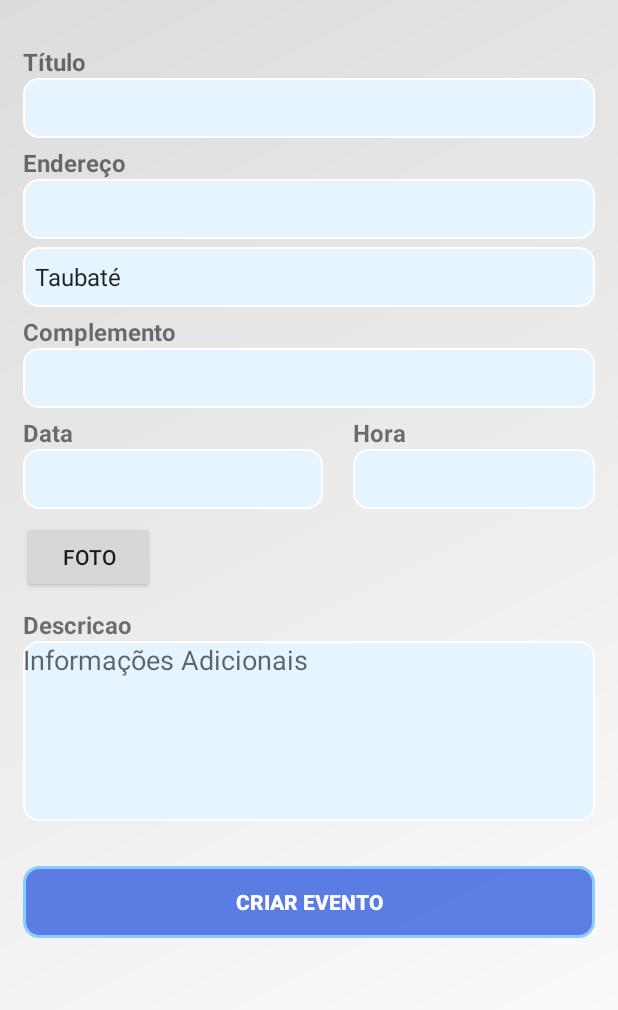
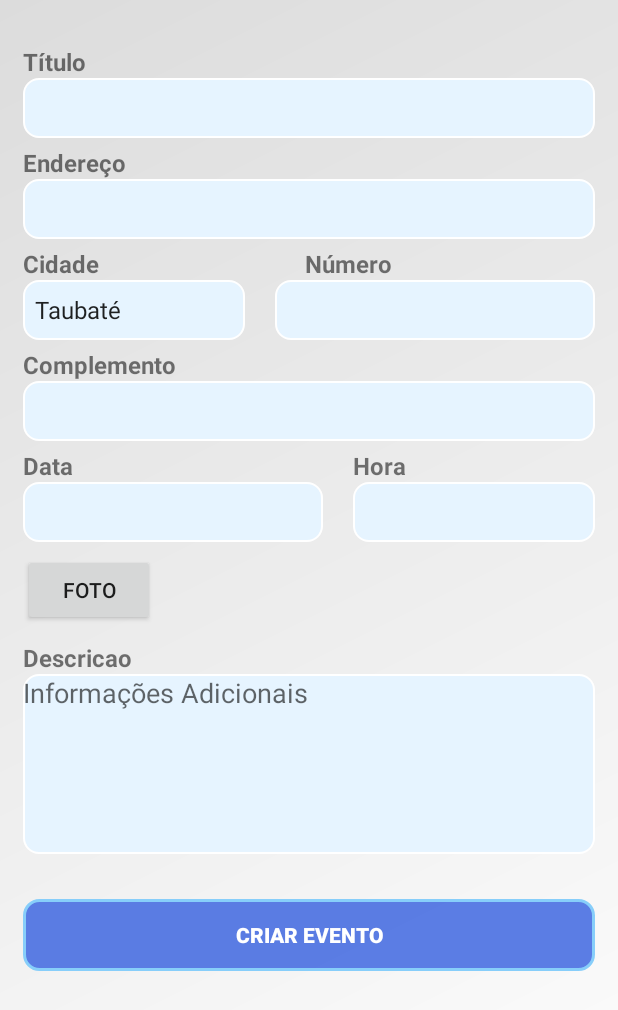
Before and after one commit to Chicarelli/Voluntariar, an Android app: the CriarEventoFisico screen opened directly, with no data from a screen before it, on a phone screen of 412 x 824 dp. Shown: the top 1010 px of the screen. Run offline under Robolectric (Android 15) with nearby library versions, the phone set to English and light mode, and no system bars; our stand-ins replace Firebase (no records; nobody signed in at launch, a user with empty details on screens opened directly); Roboto replaces fonts that are not available here.

Commit message:
Alterando layout da tela de criação de eventos. Ajeitando constraint

```diff
--- a/app/src/main/res/layout/activity_criar_evento_fisico.xml
+++ b/app/src/main/res/layout/activity_criar_evento_fisico.xml
@@ -123,9 +123,8 @@
         android:text="Número"
         android:textSize="16sp"
         android:textStyle="bold"
-        app:layout_constraintEnd_toEndOf="parent"
+        app:layout_constraintLeft_toLeftOf="@id/editNumero"
         app:layout_constraintHorizontal_bias="0.0"
-        app:layout_constraintStart_toEndOf="@+id/editComplemento"
         app:layout_constraintTop_toBottomOf="@+id/editEndereco" />
 
     <EditText
@@ -140,7 +139,6 @@
         android:ems="10"
         android:inputType="number"
         app:layout_constraintEnd_toEndOf="parent"
-        app:layout_constraintStart_toEndOf="@+id/editComplemento"
         app:layout_constraintTop_toBottomOf="@+id/textView10" />
 
     <TextView
```
Also changed, not shown: 12 other files.
